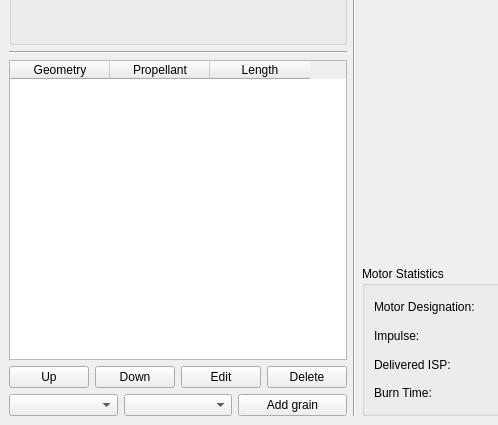
Before: the Qt Designer form MainWindow.ui in reilleya/openMotor, drawn with Qt 5; both pictures show x 0 to 498 and y 375 to 800 of the 1200 by 800 pixel window.
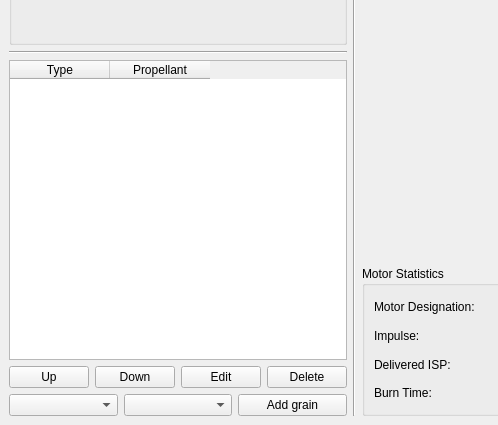
After: the same form once the commit is applied. Custom widgets are drawn as their Qt base class.

Commit message: Made the grain editor 'apply' and 'cancel' buttons functional

Patch:
```diff
--- a/MainWindow.ui
+++ b/MainWindow.ui
@@ -81,7 +81,7 @@
          <enum>Qt::ElideNone</enum>
         </property>
         <property name="columnCount">
-         <number>3</number>
+         <number>2</number>
         </property>
         <attribute name="horizontalHeaderCascadingSectionResizes">
          <bool>false</bool>
@@ -91,7 +91,7 @@
         </attribute>
         <column>
          <property name="text">
-          <string>Geometry</string>
+          <string>Type</string>
          </property>
         </column>
         <column>
@@ -99,11 +99,6 @@
           <string>Propellant</string>
          </property>
         </column>
-        <column>
-         <property name="text">
-          <string>Length</string>
-         </property>
-        </column>
        </widget>
       </item>
       <item>
```
Left out of the diff: 5 changed lines with no effect on the pictures. The commit also changes 2 other files.
